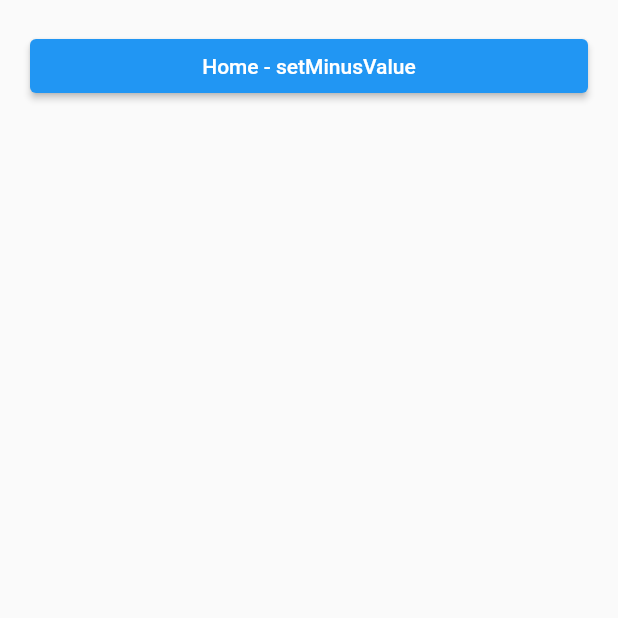
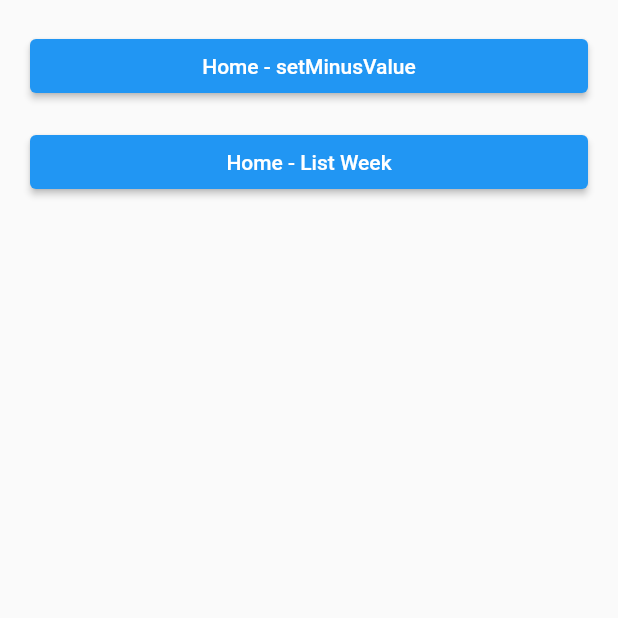
Before and after one commit to indratrisnar/discuss_course_money_record, a Flutter app: the screen it shows after launch, on a phone screen of 412 x 824 dp, the top half of it. Run offline on Flutter 3.47's test engine with Material 2 defaults, Android fonts, the phone set to English and light mode, and no system bars; our stand-ins replace get; missing offline and left inert: d_method.

Commit message:
controller home, week

```diff
--- a/lib/main.dart
+++ b/lib/main.dart
@@ -22,6 +22,13 @@ class MainApp extends StatelessWidget {
               },
               child: const Text('Home - setMinusValue'),
             ),
+            const SizedBox(height: 16),
+            ElevatedButton(
+              onPressed: () {
+                HomeMethod.listWeek();
+              },
+              child: const Text('Home - List Week'),
+            ),
           ],
         ),
       ),
--- a/lib/solution/home_method.dart
+++ b/lib/solution/home_method.dart
@@ -1,4 +1,5 @@
 import 'package:d_method/d_method.dart';
+import 'package:get/get.dart';
 
 class HomeMethod {
   /// to set minus value\
@@ -53,4 +54,37 @@ class HomeMethod {
       'percent: $percentString \n amount: $amountString',
     );
   }
+
+  // ================================================================================================
+  // var RxList<double>
+  static final _week = [0.0, 0.0, 0.0, 0.0, 0.0, 0.0, 0.0].obs;
+
+  // getter var RxList<double>
+  static List<double> get week => _week.value;
+
+  /// problem on key and value list week for chart
+  static listWeek() {
+    Map responseBody = {
+      'week': [2.0, 3.3, 0, 0, 0, 0, 0],
+    };
+
+    // List listWeek = responseBody['week'];
+    // _week.value = List<double>.from(
+    //   responseBody['week'].map((e) {
+    //     num value = e as num;
+    //     return value.toDouble();
+    //   }).toList(),
+    // );
+
+    _week.value = List.castFrom(
+      responseBody['week'].map((e) => (e as num).toDouble()).toList(),
+    );
+
+    try {
+      print('success');
+    } catch (e) {
+      print(e.toString());
+    }
+  }
+  // ================================================================================================
 }
--- a/pubspec.yaml
+++ b/pubspec.yaml
@@ -1,15 +1,16 @@
 name: discuss_course_money_record
 description: A new Flutter project.
-publish_to: 'none'
+publish_to: "none"
 version: 0.1.0
 
 environment:
-  sdk: '>=2.19.1 <3.0.0'
+  sdk: ">=2.19.1 <3.0.0"
 
 dependencies:
   d_method: ^0.2.0
   flutter:
     sdk: flutter
+  get: ^4.6.5
 
 dev_dependencies:
   flutter_test:
```
Also changed, not shown: pubspec.lock, 1 other file.
